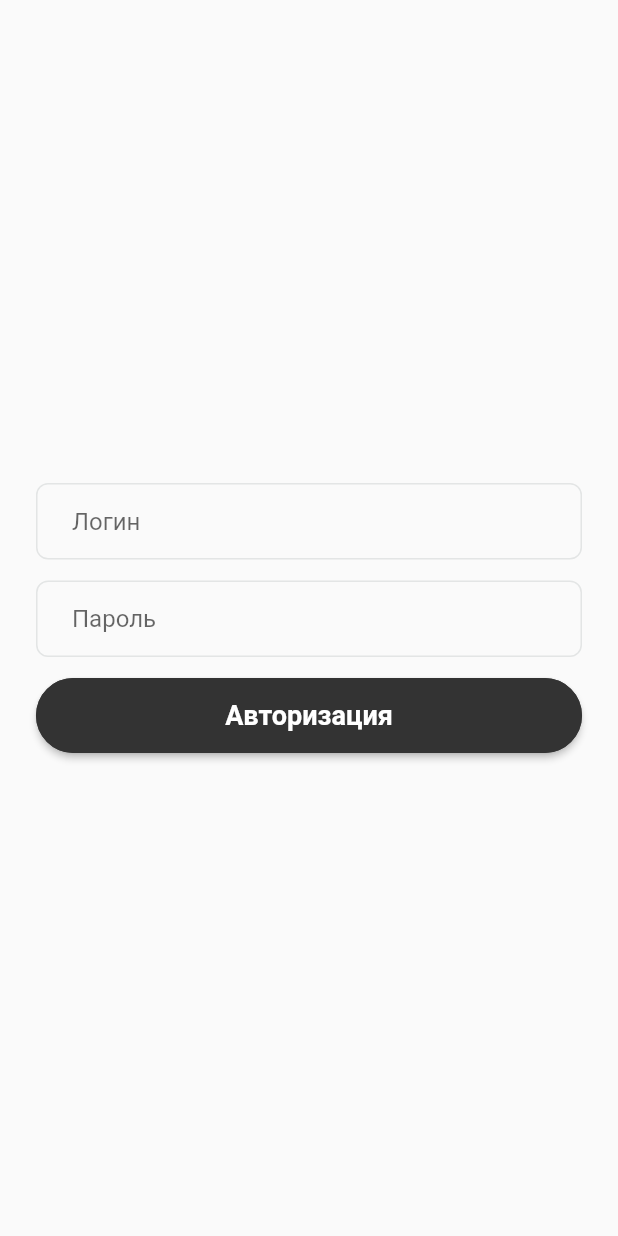
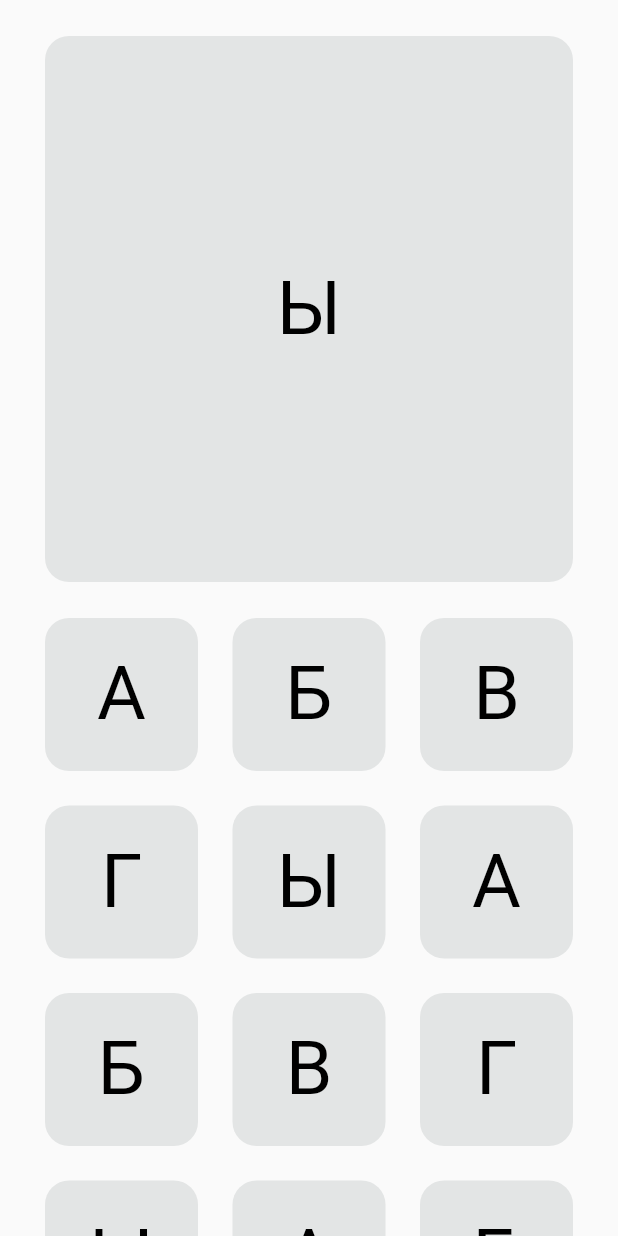
Before and after one commit to sidredin/alphabet, a Flutter app: the screen it shows after launch, on a phone screen of 412 x 824 dp. Run offline on Flutter 3.47's test engine with Material 2 defaults, Android fonts, the phone set to English and light mode, and no system bars; Roboto replaces fonts that are missing (Comfortaa).

Commit message:
Alphabet Screen design created

```diff
--- a/flutter/lib/main.dart
+++ b/flutter/lib/main.dart
@@ -1,3 +1,4 @@
+import 'package:alphabet/views/screens/alphabet_screen.dart';
 import 'package:alphabet/views/screens/auth_screen.dart';
 import 'package:flutter/material.dart';
 
@@ -13,10 +14,10 @@ class MyApp extends StatelessWidget {
     return MaterialApp(
       title: 'Алфавит',
       theme: ThemeData(),
-      initialRoute: AuthScreen.routeName,
+      initialRoute: AlphabetScreen.routeName,
       routes: {
         AuthScreen.routeName: (context) => const AuthScreen(),
-        // ProfileScreen.routeName: (context) => const ProfileScreen(),
+        AlphabetScreen.routeName: (context) => const AlphabetScreen(),
       },
     );
   }
--- /dev/null
+++ b/flutter/lib/views/screens/alphabet_screen.dart
@@ -0,0 +1,95 @@
+import 'package:alphabet/views/widgets/letter_button.dart';
+import 'package:flutter/material.dart';
+
+class AlphabetScreen extends StatefulWidget {
+  const AlphabetScreen({Key? key}) : super(key: key);
+  static const String routeName = 'alphabet';
+
+  @override
+  _AlphabetScreenState createState() => _AlphabetScreenState();
+}
+
+class _AlphabetScreenState extends State<AlphabetScreen> {
+  final letters = [
+    'А',
+    'Б',
+    'В',
+    'Г',
+    'Ы',
+    'А',
+    'Б',
+    'В',
+    'Г',
+    'Ы',
+    'А',
+    'Б',
+    'В',
+    'Г',
+    'Ы',
+    'А',
+    'Б',
+    'В',
+    'Г',
+    'Ы',
+    'А',
+    'Б',
+    'В',
+    'Г',
+    'Ы',
+    'А',
+    'Б',
+    'В',
+    'Г',
+    'Ы',
+  ];
+  @override
+  Widget build(BuildContext context) {
+    return SafeArea(
+      child: Scaffold(
+        resizeToAvoidBottomInset: false,
+        body: Container(
+          margin: const EdgeInsets.symmetric(horizontal: 30),
+          child: Column(
+            children: [
+              Expanded(
+                child: FractionallySizedBox(
+                  widthFactor: 1,
+                  heightFactor: 1,
+                  child: Container(
+                    margin: const EdgeInsets.symmetric(vertical: 24),
+                    child: const LetterButton(
+                      letter: 'Ы',
+                      onPressed: null,
+                    ),
+                  ),
+                ),
+              ),
+              Expanded(
+                child: GridView.count(
+                  mainAxisSpacing: 23,
+                  crossAxisSpacing: 23,
+                  shrinkWrap: true,
+                  crossAxisCount: 3,
+                  children: getLetterButtonsList(letters),
+                ),
+              ),
+            ],
+          ),
+        ),
+      ),
+    );
+  }
+
+  getLetterButtonsList(List<String> letters) {
+    List<LetterButton> lettersList = [];
+    for (var letter in letters) {
+      lettersList.add(LetterButton(
+        letter: letter,
+        onPressed: () {
+          // print(letter);
+        },
+      ));
+    }
+    return lettersList;
+  }
+}
--- a/flutter/lib/views/screens/auth_screen.dart
+++ b/flutter/lib/views/screens/auth_screen.dart
@@ -1,5 +1,5 @@
 import 'package:alphabet/views/styling/alphabet_decorations.dart';
-import 'package:alphabet/views/widgets/alphabet_button.dart';
+import 'package:alphabet/views/widgets/send_button.dart';
 import 'package:flutter/material.dart';
 
 class AuthScreen extends StatefulWidget {
@@ -41,7 +41,7 @@ class _AuthScreenState extends State<AuthScreen> {
                     .copyWith(labelText: 'Пароль'),
               ),
               const SizedBox(height: 14),
-              AlphabetButton(
+              SendButton(
                 text: 'Авторизация',
                 onPressed: () {},
               ),
--- /dev/null
+++ b/flutter/lib/views/widgets/letter_button.dart
@@ -0,0 +1,38 @@
+import 'package:alphabet/views/styling/alphabet_colors.dart';
+import 'package:flutter/material.dart';
+
+class LetterButton extends StatelessWidget {
+  final String letter;
+  final Function()? onPressed;
+
+  const LetterButton({
+    Key? key,
+    required this.letter,
+    required this.onPressed,
+  }) : super(key: key);
+
+  @override
+  Widget build(BuildContext context) {
+    return ElevatedButton(
+      style: ButtonStyle(
+        elevation: MaterialStateProperty.all<double>(0),
+        backgroundColor:
+            MaterialStateProperty.all<Color?>(AlphabetColors.lightGrey),
+        shape: MaterialStateProperty.all<RoundedRectangleBorder>(
+          RoundedRectangleBorder(
+            borderRadius: BorderRadius.circular(16.0),
+          ),
+        ),
+      ),
+      onPressed: onPressed,
+      child: Text(
+        letter,
+        style: const TextStyle(
+          color: Colors.black,
+          fontWeight: FontWeight.normal,
+          fontSize: 50,
+        ),
+      ),
+    );
+  }
+}
--- a/flutter/lib/views/widgets/alphabet_button.dart
+++ b/flutter/lib/views/widgets/send_button.dart
@@ -1,8 +1,8 @@
 import 'package:alphabet/views/styling/alphabet_colors.dart';
 import 'package:flutter/material.dart';
 
-class AlphabetButton extends StatelessWidget {
-  const AlphabetButton({
+class SendButton extends StatelessWidget {
+  const SendButton({
     Key? key,
     required this.text,
     this.color = AlphabetColors.darkGrey,
@@ -11,7 +11,6 @@ class AlphabetButton extends StatelessWidget {
     this.fontSize = 18.0,
     this.textColor = Colors.white,
     this.fontWeight = FontWeight.w700,
-    this.fontFamily = 'Comfortaa',
   }) : super(key: key);
 
   final String text;
@@ -21,7 +20,6 @@ class AlphabetButton extends StatelessWidget {
   final double fontSize;
   final Color? textColor;
   final FontWeight fontWeight;
-  final String fontFamily;
 
   @override
   Widget build(BuildContext context) {
@@ -43,7 +41,6 @@ class AlphabetButton extends StatelessWidget {
           text,
           textAlign: TextAlign.justify,
           style: TextStyle(
-            fontFamily: fontFamily,
             fontSize: fontSize,
             fontWeight: fontWeight,
             color: textColor,
```
